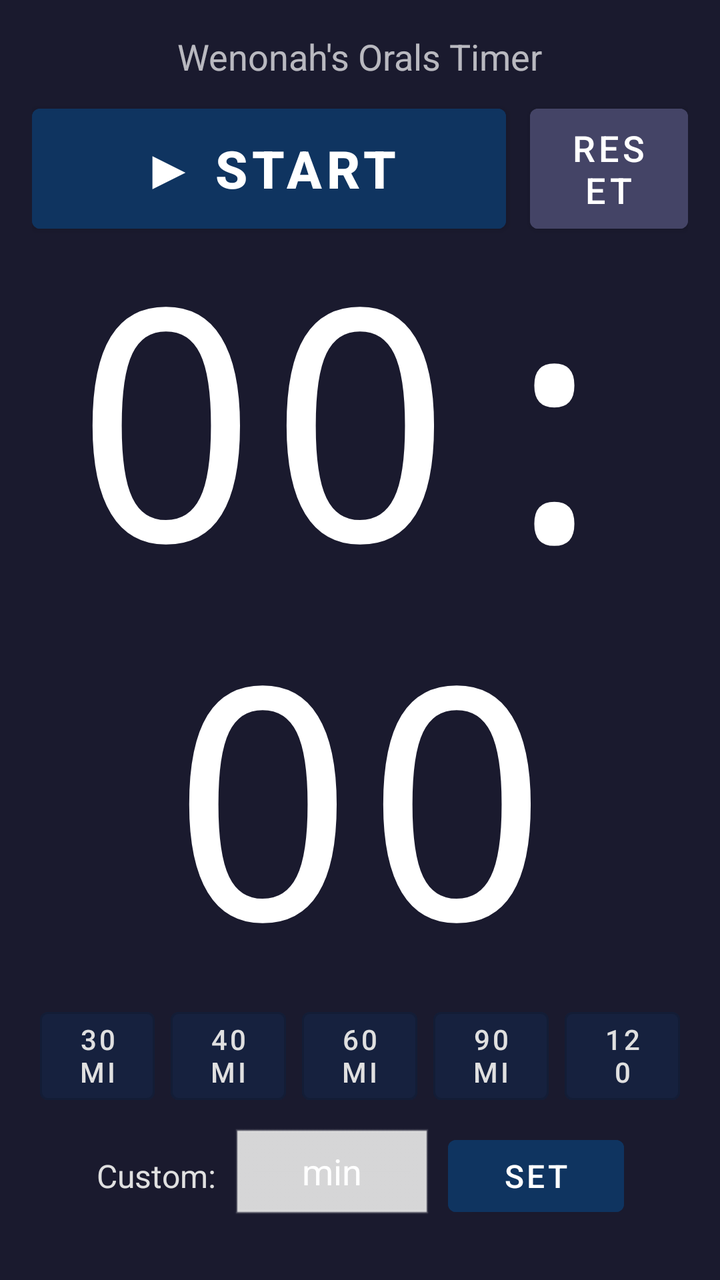
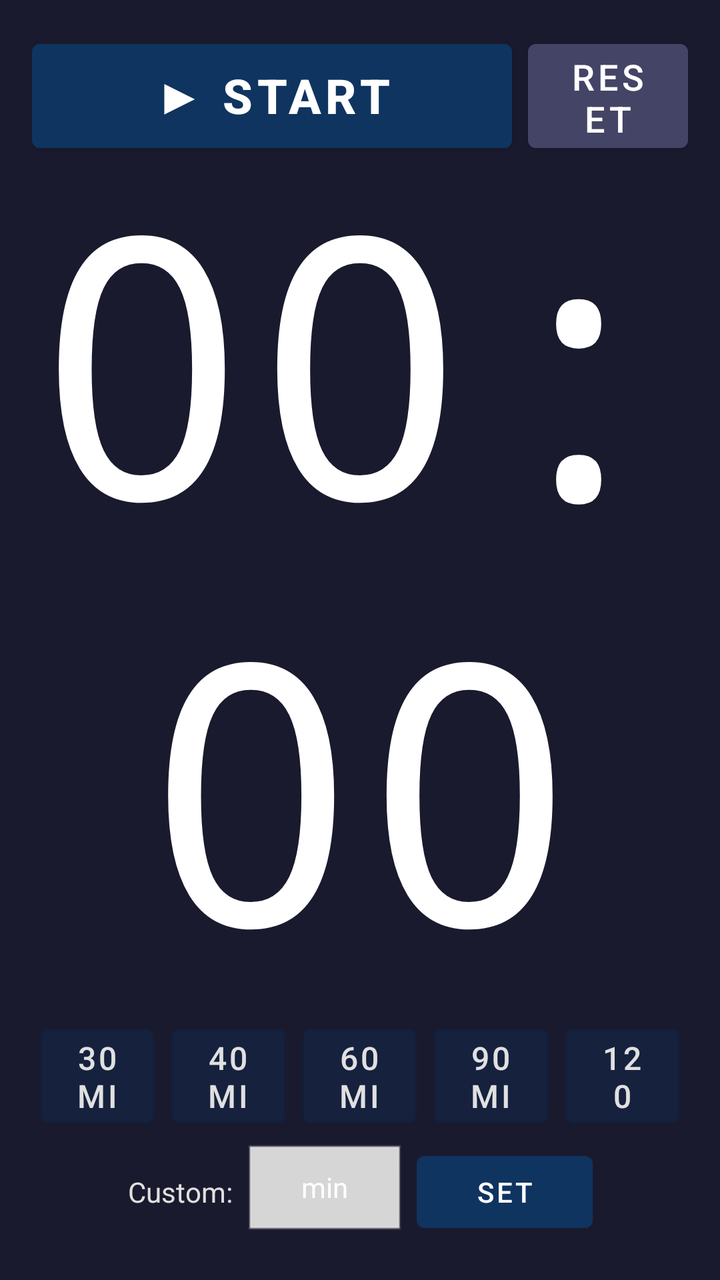

The first picture is an Android layout as it rendered before a commit; the second is the same layout after the commit. The layout source and the unified diff follow.
<!-- AndroidManifest.xml: application theme Theme.OralsTImer -->
<!-- res/layout/activity_main.xml -->
<?xml version="1.0" encoding="utf-8"?>
<androidx.constraintlayout.widget.ConstraintLayout
    xmlns:android="http://schemas.android.com/apk/res/android"
    xmlns:app="http://schemas.android.com/apk/res-auto"
    android:id="@+id/rootLayout"
    android:layout_width="match_parent"
    android:layout_height="match_parent"
    android:background="@color/colorBackground"
    android:padding="16dp">

    
    <TextView
        android:id="@+id/tvTitle"
        android:layout_width="wrap_content"
        android:layout_height="wrap_content"
        android:text="@string/app_name"
        android:textColor="@color/colorTimerTextDefault"
        android:textSize="18sp"
        android:alpha="0.7"
        app:layout_constraintTop_toTopOf="parent"
        app:layout_constraintStart_toStartOf="parent"
        app:layout_constraintEnd_toEndOf="parent" />

    
    <LinearLayout
        android:id="@+id/actionRow"
        android:layout_width="0dp"
        android:layout_height="wrap_content"
        android:orientation="horizontal"
        android:gravity="center"
        android:layout_marginTop="8dp"
        app:layout_constraintTop_toBottomOf="@id/tvTitle"
        app:layout_constraintStart_toStartOf="parent"
        app:layout_constraintEnd_toEndOf="parent">

        
        <Button
            android:id="@+id/btnPlayPause"
            style="@style/Widget.MaterialComponents.Button"
            android:layout_width="0dp"
            android:layout_height="72dp"
            android:layout_weight="3"
            android:layout_marginEnd="12dp"
            android:text="@string/btn_play"
            android:textColor="@color/colorPlayButtonText"
            android:textSize="26sp"
            android:textStyle="bold"
            android:backgroundTint="@color/colorPlayButton" />

        
        <Button
            android:id="@+id/btnReset"
            style="@style/Widget.MaterialComponents.Button"
            android:layout_width="0dp"
            android:layout_height="72dp"
            android:layout_weight="1"
            android:text="@string/btn_reset"
            android:textColor="@color/colorResetButtonText"
            android:textSize="18sp"
            android:backgroundTint="@color/colorResetButton" />

    </LinearLayout>

    
    <TextView
        android:id="@+id/tvCountdown"
        android:layout_width="0dp"
        android:layout_height="0dp"
        android:text="00:00"
        android:textColor="@color/colorTimerTextDefault"
        android:textSize="240sp"
        android:fontFamily="monospace"
        android:gravity="center"
        android:includeFontPadding="false"
        android:autoSizeTextType="uniform"
        android:autoSizeMinTextSize="80sp"
        android:autoSizeMaxTextSize="240sp"
        app:layout_constraintTop_toBottomOf="@id/actionRow"
        app:layout_constraintBottom_toTopOf="@id/presetRow"
        app:layout_constraintStart_toStartOf="parent"
        app:layout_constraintEnd_toEndOf="parent" />

    
    <LinearLayout
        android:id="@+id/presetRow"
        android:layout_width="0dp"
        android:layout_height="wrap_content"
        android:orientation="horizontal"
        android:gravity="center"
        android:layout_marginBottom="8dp"
        app:layout_constraintBottom_toTopOf="@id/customRow"
        app:layout_constraintStart_toStartOf="parent"
        app:layout_constraintEnd_toEndOf="parent">

        <Button
            android:id="@+id/btn30"
            style="@style/Widget.MaterialComponents.Button.OutlinedButton"
            android:layout_width="0dp"
            android:layout_height="56dp"
            android:layout_weight="1"
            android:layout_marginHorizontal="4dp"
            android:text="30 min"
            android:textColor="@color/colorPresetButtonText"
            android:textSize="14sp"
            android:backgroundTint="@color/colorPresetButton" />

        <Button
            android:id="@+id/btn40"
            style="@style/Widget.MaterialComponents.Button.OutlinedButton"
            android:layout_width="0dp"
            android:layout_height="56dp"
            android:layout_weight="1"
            android:layout_marginHorizontal="4dp"
            android:text="40 min"
            android:textColor="@color/colorPresetButtonText"
            android:textSize="14sp"
            android:backgroundTint="@color/colorPresetButton" />

        <Button
            android:id="@+id/btn60"
            style="@style/Widget.MaterialComponents.Button.OutlinedButton"
            android:layout_width="0dp"
            android:layout_height="56dp"
            android:layout_weight="1"
            android:layout_marginHorizontal="4dp"
            android:text="60 min"
            android:textColor="@color/colorPresetButtonText"
            android:textSize="14sp"
            android:backgroundTint="@color/colorPresetButton" />

        <Button
            android:id="@+id/btn90"
            style="@style/Widget.MaterialComponents.Button.OutlinedButton"
            android:layout_width="0dp"
            android:layout_height="56dp"
            android:layout_weight="1"
            android:layout_marginHorizontal="4dp"
            android:text="90 min"
            android:textColor="@color/colorPresetButtonText"
            android:textSize="14sp"
            android:backgroundTint="@color/colorPresetButton" />

        <Button
            android:id="@+id/btn120"
            style="@style/Widget.MaterialComponents.Button.OutlinedButton"
            android:layout_width="0dp"
            android:layout_height="56dp"
            android:layout_weight="1"
            android:layout_marginHorizontal="4dp"
            android:text="120 min"
            android:textColor="@color/colorPresetButtonText"
            android:textSize="14sp"
            android:backgroundTint="@color/colorPresetButton" />

    </LinearLayout>

    
    <LinearLayout
        android:id="@+id/customRow"
        android:layout_width="wrap_content"
        android:layout_height="wrap_content"
        android:orientation="horizontal"
        android:gravity="center_vertical"
        android:layout_marginBottom="12dp"
        app:layout_constraintBottom_toBottomOf="parent"
        app:layout_constraintStart_toStartOf="parent"
        app:layout_constraintEnd_toEndOf="parent">

        <TextView
            android:layout_width="wrap_content"
            android:layout_height="wrap_content"
            android:text="@string/label_custom"
            android:textColor="@color/colorPresetButtonText"
            android:textSize="16sp"
            android:layout_marginEnd="8dp" />

        <EditText
            android:id="@+id/etCustomMinutes"
            android:layout_width="100dp"
            android:layout_height="wrap_content"
            android:inputType="number"
            android:hint="@string/hint_custom"
            android:textColor="@color/colorTimerTextDefault"
            android:textColorHint="@color/colorResetButtonText"
            android:textSize="18sp"
            android:gravity="center"
            android:maxLength="3"
            android:background="@android:drawable/edit_text"
            android:backgroundTint="@color/colorPresetButtonText"
            android:imeOptions="actionDone" />

        <Button
            android:id="@+id/btnSet"
            style="@style/Widget.MaterialComponents.Button"
            android:layout_width="wrap_content"
            android:layout_height="48dp"
            android:layout_marginStart="8dp"
            android:text="@string/btn_set"
            android:textColor="@color/colorPlayButtonText"
            android:backgroundTint="@color/colorPlayButton"
            android:textSize="16sp" />

    </LinearLayout>

</androidx.constraintlayout.widget.ConstraintLayout>
<!-- resources referenced by this layout -->
<resources>
  <color name="colorBackground">#1A1A2E</color>
  <color name="colorPlayButton">#0F3460</color>
  <color name="colorPlayButtonText">#FFFFFF</color>
  <color name="colorPresetButton">#16213E</color>
  <color name="colorPresetButtonText">#E0E0E0</color>
  <color name="colorResetButton">#444466</color>
  <color name="colorResetButtonText">#FFFFFF</color>
  <color name="colorTimerTextDefault">#FFFFFF</color>
  <string name="app_name">Wenonah\'s Orals Timer</string>
  <string name="btn_play">▶ START</string>
  <string name="btn_reset">RESET</string>
  <string name="btn_set">SET</string>
  <string name="hint_custom">min</string>
  <string name="label_custom">Custom:</string>
  <style name="Theme.OralsTImer" parent="Theme.MaterialComponents.DayNight.NoActionBar">
          <item name="android:windowBackground">@color/colorBackground</item>
          <item name="android:statusBarColor">@color/colorBackground</item>
          <item name="android:navigationBarColor">@color/colorBackground</item>
      </style>
</resources>

<!-- the commit's change to res/layout/activity_main.xml (unified diff, before → after) -->
@@ -9,27 +9,13 @@
     android:padding="16dp">
 
     
-    <TextView
-        android:id="@+id/tvTitle"
-        android:layout_width="wrap_content"
-        android:layout_height="wrap_content"
-        android:text="@string/app_name"
-        android:textColor="@color/colorTimerTextDefault"
-        android:textSize="18sp"
-        android:alpha="0.7"
-        app:layout_constraintTop_toTopOf="parent"
-        app:layout_constraintStart_toStartOf="parent"
-        app:layout_constraintEnd_toEndOf="parent" />
-
-    
     <LinearLayout
         android:id="@+id/actionRow"
         android:layout_width="0dp"
         android:layout_height="wrap_content"
         android:orientation="horizontal"
         android:gravity="center"
-        android:layout_marginTop="8dp"
-        app:layout_constraintTop_toBottomOf="@id/tvTitle"
+        app:layout_constraintTop_toTopOf="parent"
         app:layout_constraintStart_toStartOf="parent"
         app:layout_constraintEnd_toEndOf="parent">
 
@@ -38,12 +24,12 @@
             android:id="@+id/btnPlayPause"
             style="@style/Widget.MaterialComponents.Button"
             android:layout_width="0dp"
-            android:layout_height="72dp"
+            android:layout_height="64dp"
             android:layout_weight="3"
-            android:layout_marginEnd="12dp"
+            android:layout_marginEnd="8dp"
             android:text="@string/btn_play"
             android:textColor="@color/colorPlayButtonText"
-            android:textSize="26sp"
+            android:textSize="24sp"
             android:textStyle="bold"
             android:backgroundTint="@color/colorPlayButton" />
 
@@ -52,7 +38,7 @@
             android:id="@+id/btnReset"
             style="@style/Widget.MaterialComponents.Button"
             android:layout_width="0dp"
-            android:layout_height="72dp"
+            android:layout_height="64dp"
             android:layout_weight="1"
             android:text="@string/btn_reset"
             android:textColor="@color/colorResetButtonText"
@@ -68,13 +54,12 @@
         android:layout_height="0dp"
         android:text="00:00"
         android:textColor="@color/colorTimerTextDefault"
-        android:textSize="240sp"
         android:fontFamily="monospace"
         android:gravity="center"
         android:includeFontPadding="false"
         android:autoSizeTextType="uniform"
-        android:autoSizeMinTextSize="80sp"
-        android:autoSizeMaxTextSize="240sp"
+        android:autoSizeMinTextSize="40sp"
+        android:autoSizeMaxTextSize="500sp"
         app:layout_constraintTop_toBottomOf="@id/actionRow"
         app:layout_constraintBottom_toTopOf="@id/presetRow"
         app:layout_constraintStart_toStartOf="parent"
@@ -87,7 +72,7 @@
         android:layout_height="wrap_content"
         android:orientation="horizontal"
         android:gravity="center"
-        android:layout_marginBottom="8dp"
+        android:layout_marginBottom="4dp"
         app:layout_constraintBottom_toTopOf="@id/customRow"
         app:layout_constraintStart_toStartOf="parent"
         app:layout_constraintEnd_toEndOf="parent">
@@ -96,60 +81,60 @@
             android:id="@+id/btn30"
             style="@style/Widget.MaterialComponents.Button.OutlinedButton"
             android:layout_width="0dp"
-            android:layout_height="56dp"
+            android:layout_height="60dp"
             android:layout_weight="1"
             android:layout_marginHorizontal="4dp"
             android:text="30 min"
             android:textColor="@color/colorPresetButtonText"
-            android:textSize="14sp"
+            android:textSize="16sp"
             android:backgroundTint="@color/colorPresetButton" />
 
         <Button
             android:id="@+id/btn40"
             style="@style/Widget.MaterialComponents.Button.OutlinedButton"
             android:layout_width="0dp"
-            android:layout_height="56dp"
+            android:layout_height="60dp"
             android:layout_weight="1"
             android:layout_marginHorizontal="4dp"
             android:text="40 min"
             android:textColor="@color/colorPresetButtonText"
-            android:textSize="14sp"
+            android:textSize="16sp"
             android:backgroundTint="@color/colorPresetButton" />
 
         <Button
             android:id="@+id/btn60"
             style="@style/Widget.MaterialComponents.Button.OutlinedButton"
             android:layout_width="0dp"
-            android:layout_height="56dp"
+            android:layout_height="60dp"
             android:layout_weight="1"
             android:layout_marginHorizontal="4dp"
             android:text="60 min"
             android:textColor="@color/colorPresetButtonText"
-            android:textSize="14sp"
+            android:textSize="16sp"
             android:backgroundTint="@color/colorPresetButton" />
 
         <Button
             android:id="@+id/btn90"
             style="@style/Widget.MaterialComponents.Button.OutlinedButton"
             android:layout_width="0dp"
-            android:layout_height="56dp"
+            android:layout_height="60dp"
             android:layout_weight="1"
             android:layout_marginHorizontal="4dp"
             android:text="90 min"
             android:textColor="@color/colorPresetButtonText"
-            android:textSize="14sp"
+            android:textSize="16sp"
             android:backgroundTint="@color/colorPresetButton" />
 
         <Button
             android:id="@+id/btn120"
             style="@style/Widget.MaterialComponents.Button.OutlinedButton"
             android:layout_width="0dp"
-            android:layout_height="56dp"
+            android:layout_height="60dp"
             android:layout_weight="1"
             android:layout_marginHorizontal="4dp"
             android:text="120 min"
             android:textColor="@color/colorPresetButtonText"
-            android:textSize="14sp"
+            android:textSize="16sp"
             android:backgroundTint="@color/colorPresetButton" />
 
     </LinearLayout>
@@ -161,7 +146,7 @@
         android:layout_height="wrap_content"
         android:orientation="horizontal"
         android:gravity="center_vertical"
-        android:layout_marginBottom="12dp"
+        android:layout_marginBottom="4dp"
         app:layout_constraintBottom_toBottomOf="parent"
         app:layout_constraintStart_toStartOf="parent"
         app:layout_constraintEnd_toEndOf="parent">
@@ -171,18 +156,18 @@
             android:layout_height="wrap_content"
             android:text="@string/label_custom"
             android:textColor="@color/colorPresetButtonText"
-            android:textSize="16sp"
-            android:layout_marginEnd="8dp" />
+            android:textSize="14sp"
+            android:layout_marginEnd="6dp" />
 
         <EditText
             android:id="@+id/etCustomMinutes"
-            android:layout_width="100dp"
+            android:layout_width="80dp"
             android:layout_height="wrap_content"
             android:inputType="number"
             android:hint="@string/hint_custom"
             android:textColor="@color/colorTimerTextDefault"
             android:textColorHint="@color/colorResetButtonText"
-            android:textSize="18sp"
+            android:textSize="14sp"
             android:gravity="center"
             android:maxLength="3"
             android:background="@android:drawable/edit_text"
@@ -194,11 +179,11 @@
             style="@style/Widget.MaterialComponents.Button"
             android:layout_width="wrap_content"
             android:layout_height="48dp"
-            android:layout_marginStart="8dp"
+            android:layout_marginStart="6dp"
             android:text="@string/btn_set"
             android:textColor="@color/colorPlayButtonText"
             android:backgroundTint="@color/colorPlayButton"
-            android:textSize="16sp" />
+            android:textSize="14sp" />
 
     </LinearLayout>
 
<!-- resource entries referenced after the edit -->
@@ -8,7 +8,6 @@
   <color name="colorResetButton">#444466</color>
   <color name="colorResetButtonText">#FFFFFF</color>
   <color name="colorTimerTextDefault">#FFFFFF</color>
-  <string name="app_name">Wenonah\'s Orals Timer</string>
   <string name="btn_play">▶ START</string>
   <string name="btn_reset">RESET</string>
   <string name="btn_set">SET</string>
